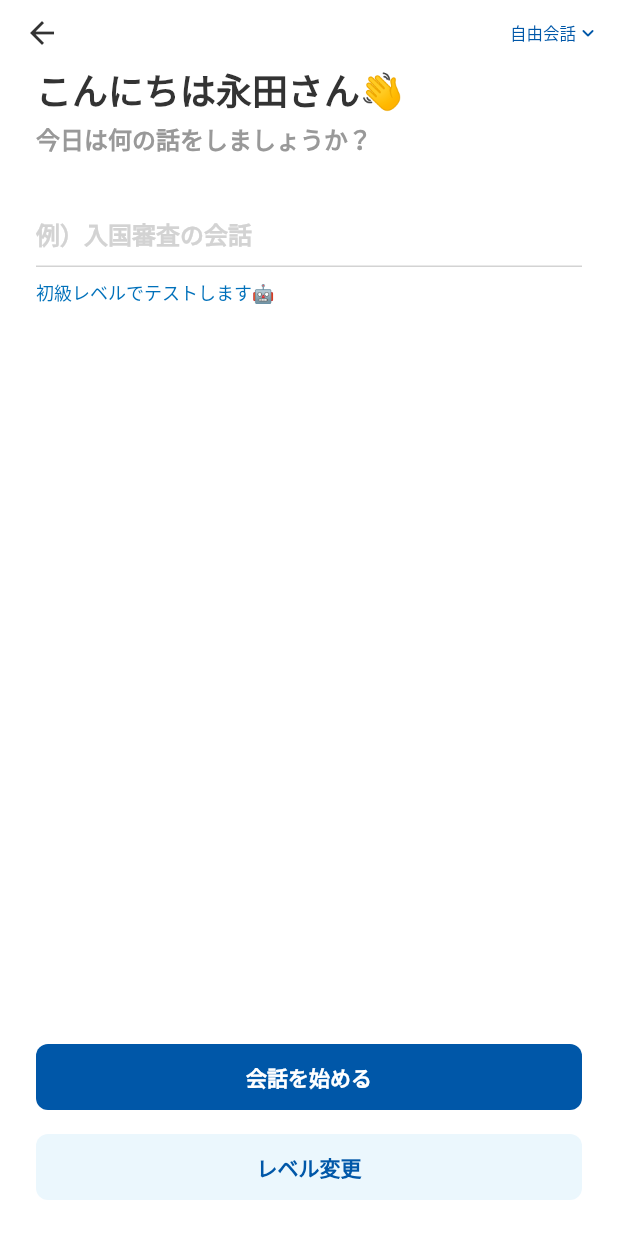
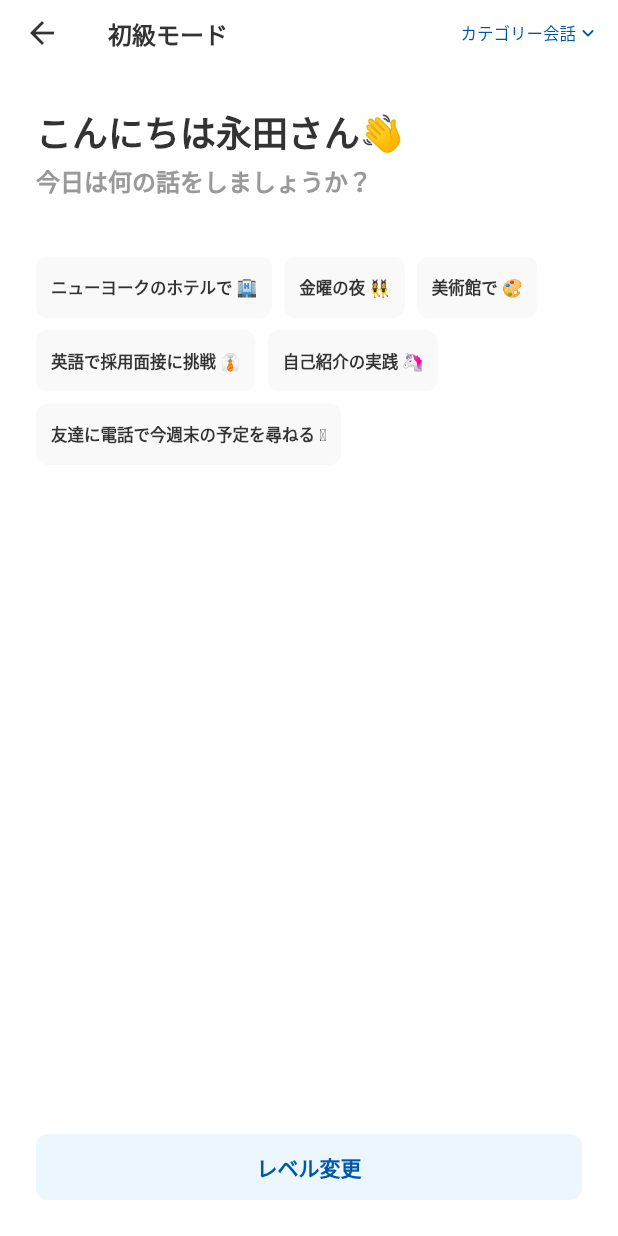
Before and after one commit to nagacotaco/team-tasan-tech, a Flutter app: the HomePage screen opened directly, on a phone screen of 412 x 824 dp. Run offline on Flutter 3.47's test engine with Material 2 defaults, Android fonts, the light colour scheme and no system bars; our stand-ins replace cloud_firestore, firebase_auth, firebase_core, flutter_riverpod, freezed_annotation, get_it and 2 more; missing offline and left inert: dart_openai; accounts and stored records are empty; generated files the repository leaves out were written again; Roboto replaces fonts that are missing (LineSeed).

Commit message:
⚡️ home_pageをリファクタリングしました

```diff
--- a/lib/features/home/presentation/screens/home_page.dart
+++ b/lib/features/home/presentation/screens/home_page.dart
@@ -1,5 +1,7 @@
 import 'package:flutter/material.dart';
 import 'package:flutter_riverpod/flutter_riverpod.dart';
+import 'package:team_tasan_tech/features/home/presentation/widgets/bottom_sheet_menu.dart';
+import 'package:team_tasan_tech/features/home/presentation/widgets/scene_chip.dart';
 
 import '../../application/page_model/home_page_model.dart';
 import '../../application/provider/home_page_notifier.dart';
@@ -16,6 +18,17 @@ class HomePage extends ConsumerWidget {
   Widget build(BuildContext context, WidgetRef ref) {
     final homePageState = ref.watch(homePageStateProvider);
     final homePageStateNotifier = ref.watch(homePageStateProvider.notifier);
+    final TestLevel testLevel = homePageState.level;
+    final String appBarTitle;
+
+    switch (testLevel) {
+      case TestLevel.beginner:
+        appBarTitle = '初級モード';
+      case TestLevel.standard:
+        appBarTitle = '中級モード';
+      case TestLevel.advanced:
+        appBarTitle = '上級モード';
+    }
 
     return Scaffold(
       body: SafeArea(
@@ -25,6 +38,7 @@ class HomePage extends ConsumerWidget {
             SliverAppBar(
               floating: false,
               toolbarHeight: $styles.dimens.appBarHeight,
+              title: Text(appBarTitle),
               actions: [
                 TextButton(
                   onPressed: () {
@@ -48,9 +62,9 @@ class HomePage extends ConsumerWidget {
                               ),
                               SizedBox(height: $styles.insets.p12),
                               BottomSheetMenu<TestMode>(
-                                title: '自由なトピックで会話する',
-                                subtitle: 'テーマを自由に設定し、会話を始めます。',
-                                value: TestMode.freeTopic,
+                                title: '特定のトピックで練習',
+                                subtitle: 'シーンを選んで特定のトピックで会話を練習する。',
+                                value: TestMode.specificTopic,
                                 onTap: (newValue) {
                                   homePageStateNotifier
                                       .updateTestMode(newValue);
@@ -58,9 +72,9 @@ class HomePage extends ConsumerWidget {
                               ),
                               const AppDivider(),
                               BottomSheetMenu<TestMode>(
-                                title: '特定のトピックで練習',
-                                subtitle: 'シーンを選んで特定のトピックで会話を練習する。',
-                                value: TestMode.specificTopic,
+                                title: '自由なトピックで会話する',
+                                subtitle: 'テーマを自由に設定し、会話を始めます。',
+                                value: TestMode.freeTopic,
                                 onTap: (newValue) {
                                   homePageStateNotifier
                                       .updateTestMode(newValue);
@@ -77,13 +91,13 @@ class HomePage extends ConsumerWidget {
                     children: [
                       homePageState.testMode == TestMode.specificTopic
                           ? Text(
-                              '自由会話',
+                              'カテゴリー会話',
                               style: $styles.text.labelMedium.copyWith(
                                   color:
                                       $styles.colors.functionalColors.action),
                             )
                           : Text(
-                              'カテゴリー会話',
+                              '自由会話',
                               style: $styles.text.labelMedium.copyWith(
                                   color:
                                       $styles.colors.functionalColors.action),
@@ -104,6 +118,7 @@ class HomePage extends ConsumerWidget {
                   crossAxisAlignment: CrossAxisAlignment.start,
                   mainAxisSize: MainAxisSize.min,
                   children: [
+                    SizedBox(height: $styles.insets.p28),
                     Text(
                       'こんにちは永田さん👋',
                       style: $styles.text.headlineMedium,
@@ -116,31 +131,71 @@ class HomePage extends ConsumerWidget {
                     ),
                     SizedBox(height: $styles.insets.p40),
                     // * モード切り替え
-                    Column(
-                      children: [
-                        // ここのUIを会話設定によって変更
-                        TextFormField(
+                    homePageState.testMode == TestMode.freeTopic
+                        ? TextFormField(
                             decoration: InputDecoration(
                               hintText: '例）入国審査の会話',
                               hintStyle: $styles.text.titleMediumBold.copyWith(
                                   color:
                                       $styles.colors.functionalColors.inactive),
                             ),
+                          )
+                        : Wrap(
+                            runSpacing: $styles.insets.p8,
+                            spacing: $styles.insets.p8,
+                            children: [
+                              SceneChip(
+                                onTap: () {},
+                                title: Text(
+                                  'ニューヨークのホテルで 🏨',
+                                  style: $styles.text.labelMediumBold,
+                                ),
+                              ),
+                              SceneChip(
+                                onTap: () {},
+                                title: Text(
+                                  '金曜の夜 👯‍♀',
+                                  style: $styles.text.labelMediumBold,
+                                ),
+                              ),
+                              SceneChip(
+                                onTap: () {},
+                                title: Text(
+                                  '美術館で 🎨',
+                                  style: $styles.text.labelMediumBold,
+                                ),
+                              ),
+                              SceneChip(
+                                onTap: () {},
+                                title: Text(
+                                  '英語で採用面接に挑戦 👔',
+                                  style: $styles.text.labelMediumBold,
+                                ),
+                              ),
+                              SceneChip(
+                                onTap: () {},
+                                title: Text(
+                                  '自己紹介の実践 🦄',
+                                  style: $styles.text.labelMediumBold,
+                                ),
+                              ),
+                              SceneChip(
+                                onTap: () {},
+                                title: Text(
+                                  '友達に電話で今週末の予定を尋ねる 🫶',
+                                  style: $styles.text.labelMediumBold,
+                                ),
                               ),
                             ],
                           ),
                     SizedBox(height: $styles.insets.p8),
-                    Text(
-                      '初級レベルでテストします🤖',
-                      style: $styles.text.labelLarge.copyWith(
-                        color: $styles.colors.keyColor.secondary,
-                      ),
-                    ),
                     const Spacer(),
-                    AppButton.solid(
+                    homePageState.testMode == TestMode.freeTopic
+                        ? AppButton.solid(
                             label: '会話を始める',
                             onTap: () {},
-                    ),
+                          )
+                        : const SizedBox.shrink(),
                     SizedBox(height: $styles.insets.p16),
                     AppButton.solid(
                       backgroundColor: $styles.colors.keyColor.tertiary,
@@ -218,100 +273,3 @@ class HomePage extends ConsumerWidget {
     );
   }
 }
-
-class BottomSheetMenu<T> extends ConsumerWidget {
-  final String title;
-  final String? subtitle;
-  final T value;
-  final ValueChanged<T> onTap;
-
-  const BottomSheetMenu({
-    Key? key,
-    required this.title,
-    this.subtitle,
-    required this.value,
-    required this.onTap,
-  }) : super(key: key);
-
-  @override
-  Widget build(BuildContext context, WidgetRef ref) {
-    final homePageState = ref.watch(homePageStateProvider);
-    final isSelected =
-        (homePageState.testMode == value || homePageState.level == value);
-
-    return Material(
-      child: InkWell(
-        onTap: () => onTap(value),
-        child: Ink(
-          decoration: BoxDecoration(
-            color: $styles.colors.keyColor.transparent,
-          ),
-          child: Padding(
-            padding: EdgeInsets.symmetric(vertical: $styles.insets.p16),
-            child: Row(
-              crossAxisAlignment: CrossAxisAlignment.center,
-              mainAxisAlignment: MainAxisAlignment.spaceBetween,
-              children: [
-                Flexible(
-                  child: Column(
-                    crossAxisAlignment: CrossAxisAlignment.start,
-                    mainAxisSize: MainAxisSize.min,
-                    children: [
-                      Text(
-                        title,
-                        style: isSelected
-                            ? $styles.text.titleMediumBold.copyWith(
-                                color: $styles.colors.keyColor.secondary,
-                              )
-                            : $styles.text.bodySmall.copyWith(
-                                color: $styles.colors.textColors.secondary),
-                      ),
-                      if (subtitle != null)
-                        Text(subtitle!,
-                            style: isSelected
-                                ? $styles.text.bodySmall.copyWith(
-                                    color: $styles.colors.keyColor.secondary)
-                                : $styles.text.bodySmall.copyWith(
-                                    color:
-                                        $styles.colors.textColors.secondary)),
-                    ],
-                  ),
-                ),
-                Visibility(
-                  visible: isSelected,
-                  child: Icon(
-                    Icons.check_rounded,
-                    size: 32,
-                    color: $styles.colors.functionalColors.success,
-                  ),
-                ),
-              ],
-            ),
-          ),
-        ),
-      ),
-    );
-  }
-}
-
-class SceneChip extends StatelessWidget {
-  final Widget title;
-  const SceneChip({
-    super.key,
-    required this.title,
-  });
-
-  @override
-  Widget build(BuildContext context) {
-    return Container(
-      padding: EdgeInsets.symmetric(
-        horizontal: $styles.insets.p10,
-        vertical: $styles.insets.p12,
-      ),
-      decoration: BoxDecoration(
-          color: $styles.colors.backgroundColors.accent,
-          borderRadius: BorderRadius.circular($styles.corners.md)),
-      child: title,
-    );
-  }
-}
--- /dev/null
+++ b/lib/features/home/presentation/widgets/scene_chip.dart
@@ -0,0 +1,37 @@
+import 'package:flutter/material.dart';
+import 'package:team_tasan_tech/main.dart';
+
+class SceneChip extends StatelessWidget {
+  final Widget title;
+  final VoidCallback onTap;
+  const SceneChip({
+    super.key,
+    required this.onTap,
+    required this.title,
+  });
+
+  @override
+  Widget build(BuildContext context) {
+    return Material(
+      child: Ink(
+        decoration: BoxDecoration(
+          color: $styles.colors.backgroundColors.accent,
+          borderRadius: BorderRadius.circular($styles.corners.md),
+        ),
+        child: InkWell(
+          onTap: onTap,
+          borderRadius: BorderRadius.circular($styles.corners.md),
+          child: Container(
+            padding: EdgeInsets.symmetric(
+              horizontal: $styles.insets.p10,
+              vertical: $styles.insets.p12,
+            ),
+            decoration: BoxDecoration(
+                borderRadius: BorderRadius.circular($styles.corners.md)),
+            child: title,
+          ),
+        ),
+      ),
+    );
+  }
+}
```
Also changed, not shown: lib/features/home/presentation/widgets/bottom_sheet_menu.dart (added, +85 -0 lines). Lines whose indentation alone changed are shown as unchanged.
